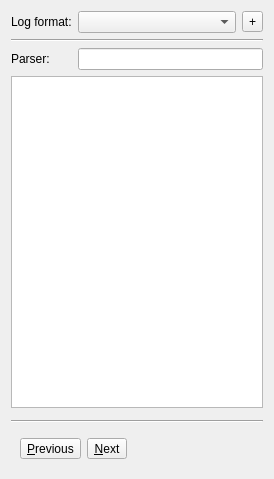
Qt form src/ui/LogFormatWidget.ui (agateau/lovi) before a commit.
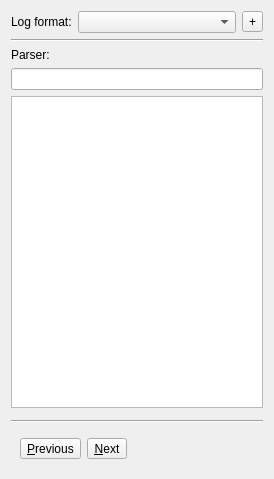
The same form after that commit. Icons and pictures are not drawn. Custom widgets are drawn as their Qt base class.

Commit message: Add inline help for the log parser

Patch:
```diff
--- a/src/ui/LogFormatWidget.ui
+++ b/src/ui/LogFormatWidget.ui
@@ -19,8 +19,8 @@
   </property>
   <layout class="QVBoxLayout" name="verticalLayout">
    <item>
-    <layout class="QFormLayout" name="formLayout">
-     <item row="0" column="0">
+    <layout class="QHBoxLayout" name="horizontalLayout">
+     <item>
       <widget class="QLabel" name="label_2">
        <property name="text">
         <string>Log format:</string>
@@ -30,8 +30,6 @@
        </property>
       </widget>
      </item>
-     <item row="0" column="1">
-      <layout class="QHBoxLayout" name="horizontalLayout">
        <item>
         <widget class="QComboBox" name="logFormatComboBox">
          <property name="sizePolicy">
@@ -55,14 +53,14 @@
        </item>
       </layout>
      </item>
-     <item row="1" column="0" colspan="2">
+   <item>
       <widget class="Line" name="line">
        <property name="orientation">
         <enum>Qt::Horizontal</enum>
        </property>
       </widget>
      </item>
-     <item row="2" column="0">
+   <item>
       <widget class="QLabel" name="label">
        <property name="text">
         <string>Parser:</string>
@@ -72,10 +70,8 @@
        </property>
       </widget>
      </item>
-     <item row="2" column="1">
+   <item>
       <widget class="QLineEdit" name="parserLineEdit"/>
-     </item>
-    </layout>
    </item>
    <item>
     <widget class="QListView" name="highlightListView">
```
Lines whose indentation alone changed are shown as unchanged. The commit also changes 1 other file.
